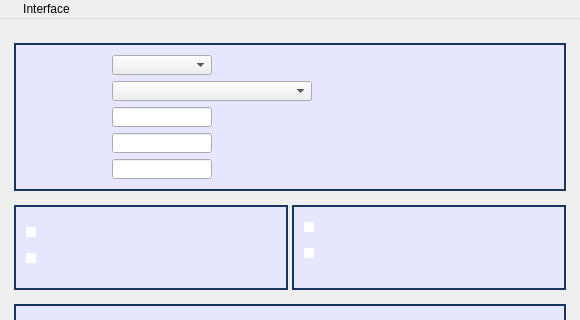
This is Meter/mainwindow.ui in cagavriloaie/WFlowLab as Qt 5 draws it before an edit; both pictures show x 0 to 580 and y 0 to 320 of the 580 by 550 pixel window. The edited form follows.
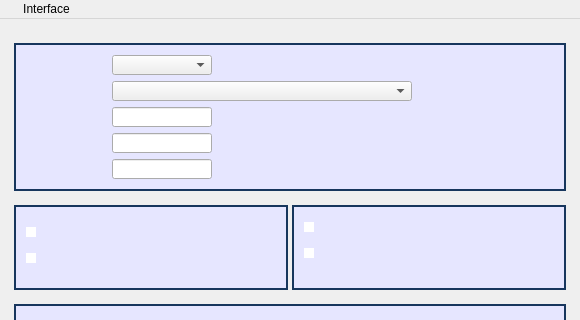
This is the edited form. Icons and pictures are not drawn. Custom widgets are drawn as their Qt base class.

Patch:
```diff
--- a/Meter/mainwindow.ui
+++ b/Meter/mainwindow.ui
@@ -168,13 +168,13 @@
               <widget class="QComboBox" name="cbWaterMeterType">
                <property name="minimumSize">
                 <size>
-                 <width>200</width>
+                 <width>300</width>
                  <height>0</height>
                 </size>
                </property>
                <property name="maximumSize">
                 <size>
-                 <width>200</width>
+                 <width>300</width>
                  <height>20</height>
                 </size>
                </property>
```
